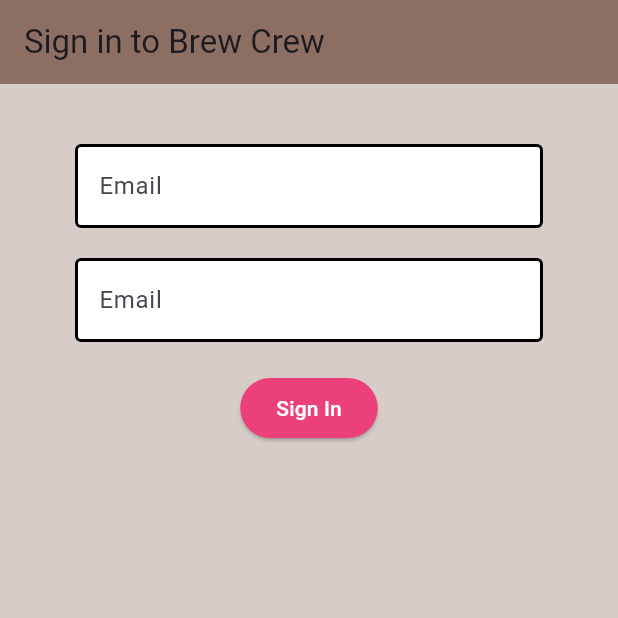
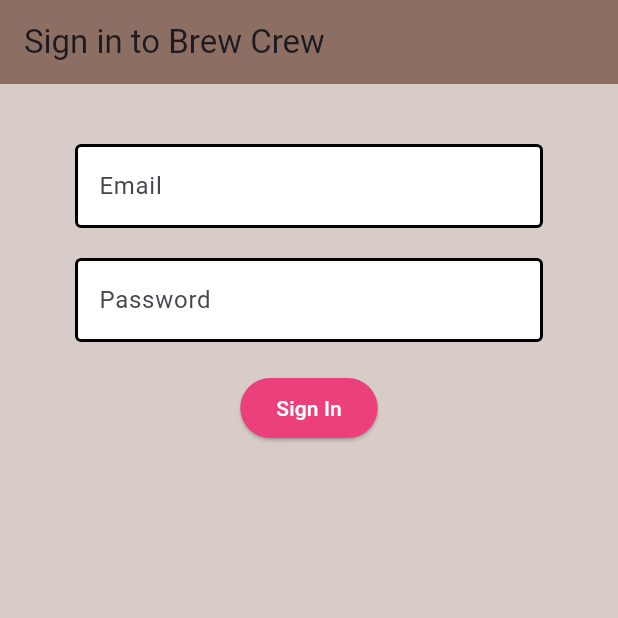
Before and after one commit to AhmedAyoub15/firebase, a Flutter app: the screen it shows after launch, on a phone screen of 412 x 824 dp, the top half of it. Run offline on Flutter 3.47's test engine with Material 3 defaults, Android fonts, the phone set to English and light mode, and no system bars; our stand-ins replace firebase_auth, firebase_core; accounts and stored records are empty.

Commit message:
i changed the constant textInputDecoration and then each time i use it i use the copy with method to add the hintext decoration

```diff
--- a/lib/screens/authenticate/sign_in.dart
+++ b/lib/screens/authenticate/sign_in.dart
@@ -34,7 +34,7 @@ class _SignInState extends State<SignIn> {
             children: <Widget>[
               SizedBox(height: 20.0),
               TextFormField(
-                decoration: textInputDecoration,
+                decoration: textInputDecoration.copyWith(hintText: 'Email'),
                 //  InputDecoration(
                 //     hintText: 'Email',
                 //     fillColor: Colors.white,
@@ -53,7 +53,7 @@ class _SignInState extends State<SignIn> {
               ),
               SizedBox(height: 20.0),
               TextFormField(
-                decoration: textInputDecoration,
+                decoration: textInputDecoration.copyWith(hintText: 'Password'),
                 validator: (val) =>
                     val!.length < 6 ? 'Enter a password 6+ chars long' : null,
                 obscureText: true,
--- a/lib/shared/constants.dart
+++ b/lib/shared/constants.dart
@@ -1,7 +1,7 @@
 import 'package:flutter/material.dart';
 
 const textInputDecoration = InputDecoration(
-    hintText: 'Email',
+    // hintText: 'Email',
     fillColor: Colors.white,
     filled: true,
     enabledBorder: OutlineInputBorder(
```
